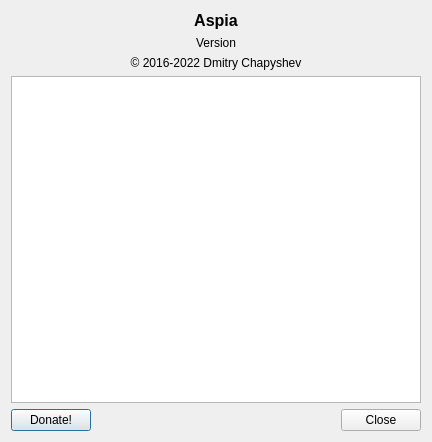
dchapyshev/aspia, file source/common/ui/about_dialog.ui: the form before one commit.
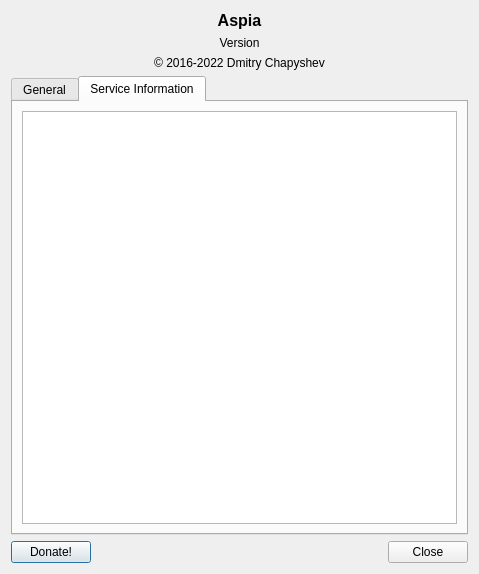
The form after the commit. The open tabs and pages were chosen to show the change. Icons and pictures are not drawn.

Commit message: Re-add "Service Information" tab.

What changed in the file:
```diff
--- a/source/common/ui/about_dialog.ui
+++ b/source/common/ui/about_dialog.ui
@@ -6,14 +6,14 @@
    <rect>
     <x>0</x>
     <y>0</y>
-    <width>432</width>
-    <height>442</height>
+    <width>479</width>
+    <height>574</height>
    </rect>
   </property>
   <property name="windowTitle">
    <string>About</string>
   </property>
-  <layout class="QVBoxLayout" name="verticalLayout">
+  <layout class="QVBoxLayout" name="verticalLayout_3">
    <item>
     <widget class="QLabel" name="label_name">
      <property name="font">
@@ -51,6 +51,16 @@
     </widget>
    </item>
    <item>
+    <widget class="QTabWidget" name="tabWidget">
+     <property name="currentIndex">
+      <number>0</number>
+     </property>
+     <widget class="QWidget" name="tab_general">
+      <attribute name="title">
+       <string>General</string>
+      </attribute>
+      <layout class="QVBoxLayout" name="verticalLayout">
+       <item>
     <widget class="QTextBrowser" name="text_edit">
      <property name="readOnly">
       <bool>true</bool>
@@ -59,6 +69,7 @@
       <string notr="true">&lt;!DOCTYPE HTML PUBLIC &quot;-//W3C//DTD HTML 4.0//EN&quot; &quot;http://www.w3.org/TR/REC-html40/strict.dtd&quot;&gt;
 &lt;html&gt;&lt;head&gt;&lt;meta name=&quot;qrichtext&quot; content=&quot;1&quot; /&gt;&lt;meta charset=&quot;utf-8&quot; /&gt;&lt;style type=&quot;text/css&quot;&gt;
 p, li { white-space: pre-wrap; }
+hr { height: 1px; border-width: 0; }
 &lt;/style&gt;&lt;/head&gt;&lt;body style=&quot; font-family:'Segoe UI'; font-size:9pt; font-weight:400; font-style:normal;&quot;&gt;
 &lt;p style=&quot;-qt-paragraph-type:empty; margin-top:0px; margin-bottom:0px; margin-left:0px; margin-right:0px; -qt-block-indent:0; text-indent:0px; font-family:'MS Shell Dlg 2'; font-size:8.25pt;&quot;&gt;&lt;br /&gt;&lt;/p&gt;&lt;/body&gt;&lt;/html&gt;</string>
      </property>
@@ -68,6 +79,20 @@
      <property name="openExternalLinks">
       <bool>true</bool>
      </property>
+        </widget>
+       </item>
+      </layout>
+     </widget>
+     <widget class="QWidget" name="tab_service">
+      <attribute name="title">
+       <string>Service Information</string>
+      </attribute>
+      <layout class="QVBoxLayout" name="verticalLayout_2">
+       <item>
+        <widget class="QListWidget" name="list_service"/>
+       </item>
+      </layout>
+     </widget>
     </widget>
    </item>
    <item>
```
Lines whose indentation alone changed are shown as unchanged. The commit also changes 23 other files.
